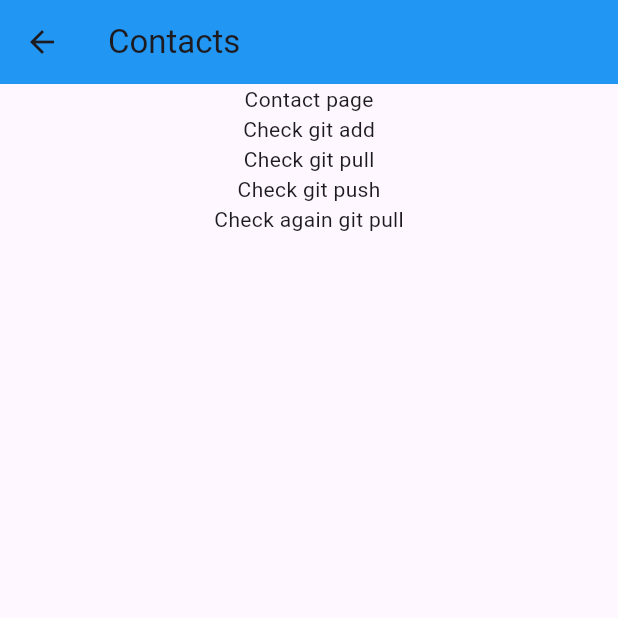
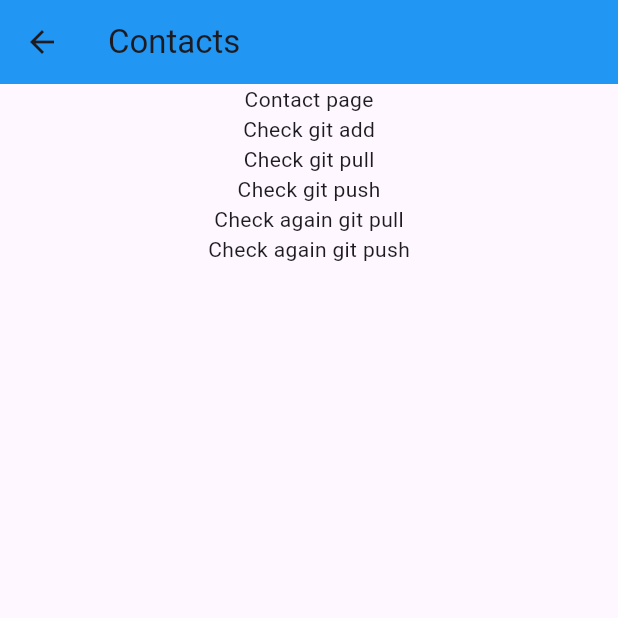
Before and after one commit to Talha-Ahsan5/API-calls---Practice-Git, a Flutter app: the Contacts screen opened directly, on a phone screen of 412 x 824 dp, the top half of it. Run offline on Flutter 3.47's test engine with Material 3 defaults, Android fonts, the phone set to English and light mode, and no system bars; network calls fail.

Commit message:
fixed bugs again check now

```diff
--- a/lib/contacts.dart
+++ b/lib/contacts.dart
@@ -18,7 +18,8 @@ class Contacts extends StatelessWidget {
           Text('Check git add'),
           Text('Check git pull'), //fixed that bug check pls
           Text('Check git push'),
-          Text('Check again git pull'),
+          Text('Check again git pull'), //fixed that bug check pls now
+          Text('Check again git push'),
         ],
       ),
     );
```
